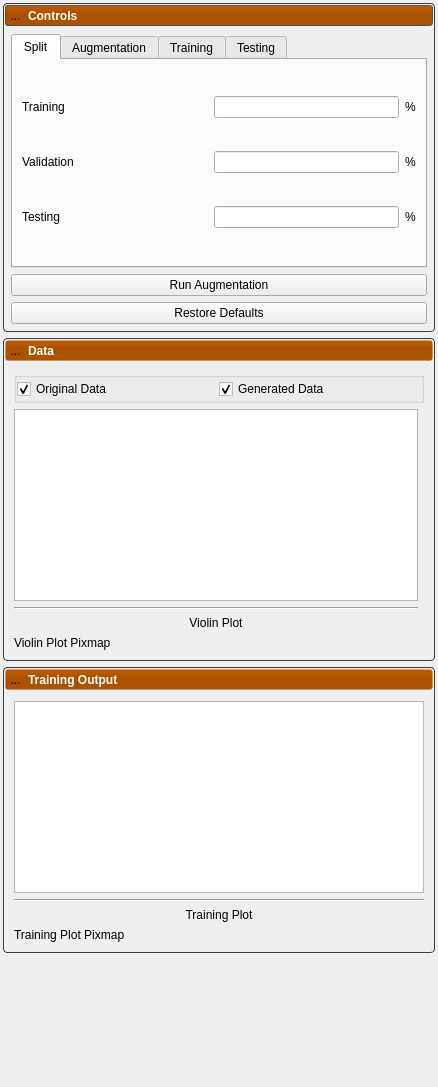
The window that Studio/src/DeepSSM/DeepSSMTool.ui (SCIInstitute/ShapeWorks) describes before a commit, drawn with Qt 5.
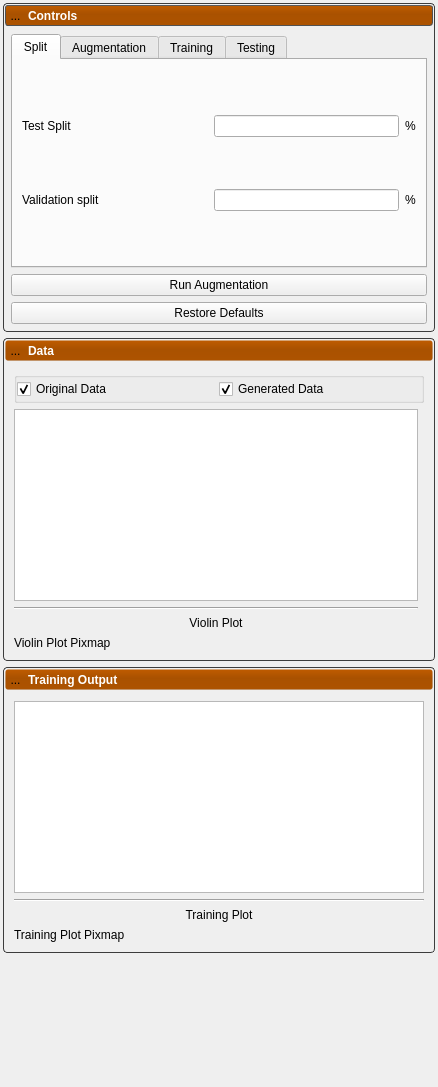
The same window after the commit. Icons and pictures are not drawn.

Commit message: Support train/val/test splits in studio.

Diff of the .ui file:
```diff
--- a/Studio/src/DeepSSM/DeepSSMTool.ui
+++ b/Studio/src/DeepSSM/DeepSSMTool.ui
@@ -330,45 +330,6 @@
                 <string>Split</string>
                </attribute>
                <layout class="QGridLayout" name="gridLayout_6">
-                <item row="1" column="1">
-                 <widget class="QLineEdit" name="validation_split">
-                  <property name="sizePolicy">
-                   <sizepolicy hsizetype="Expanding" vsizetype="Fixed">
-                    <horstretch>0</horstretch>
-                    <verstretch>0</verstretch>
-                   </sizepolicy>
-                  </property>
-                  <property name="alignment">
-                   <set>Qt::AlignCenter</set>
-                  </property>
-                 </widget>
-                </item>
-                <item row="2" column="0">
-                 <widget class="QLabel" name="label_13">
-                  <property name="sizePolicy">
-                   <sizepolicy hsizetype="Expanding" vsizetype="Preferred">
-                    <horstretch>0</horstretch>
-                    <verstretch>0</verstretch>
-                   </sizepolicy>
-                  </property>
-                  <property name="text">
-                   <string>Testing</string>
-                  </property>
-                 </widget>
-                </item>
-                <item row="0" column="1">
-                 <widget class="QLineEdit" name="training_split">
-                  <property name="sizePolicy">
-                   <sizepolicy hsizetype="Expanding" vsizetype="Fixed">
-                    <horstretch>0</horstretch>
-                    <verstretch>0</verstretch>
-                   </sizepolicy>
-                  </property>
-                  <property name="alignment">
-                   <set>Qt::AlignCenter</set>
-                  </property>
-                 </widget>
-                </item>
                 <item row="1" column="0">
                  <widget class="QLabel" name="label_12">
                   <property name="sizePolicy">
@@ -378,33 +339,7 @@
                    </sizepolicy>
                   </property>
                   <property name="text">
-                   <string>Validation</string>
-                  </property>
-                 </widget>
-                </item>
-                <item row="0" column="0">
-                 <widget class="QLabel" name="label_11">
-                  <property name="sizePolicy">
-                   <sizepolicy hsizetype="Expanding" vsizetype="Preferred">
-                    <horstretch>0</horstretch>
-                    <verstretch>0</verstretch>
-                   </sizepolicy>
-                  </property>
-                  <property name="text">
-                   <string>Training</string>
-                  </property>
-                 </widget>
-                </item>
-                <item row="2" column="1">
-                 <widget class="QLineEdit" name="testing_split">
-                  <property name="sizePolicy">
-                   <sizepolicy hsizetype="Expanding" vsizetype="Fixed">
-                    <horstretch>0</horstretch>
-                    <verstretch>0</verstretch>
-                   </sizepolicy>
-                  </property>
-                  <property name="alignment">
-                   <set>Qt::AlignCenter</set>
+                   <string>Validation split</string>
                   </property>
                  </widget>
                 </item>
@@ -415,6 +350,19 @@
                   </property>
                  </widget>
                 </item>
+                <item row="0" column="0">
+                 <widget class="QLabel" name="label_11">
+                  <property name="sizePolicy">
+                   <sizepolicy hsizetype="Expanding" vsizetype="Preferred">
+                    <horstretch>0</horstretch>
+                    <verstretch>0</verstretch>
+                   </sizepolicy>
+                  </property>
+                  <property name="text">
+                   <string>Test Split</string>
+                  </property>
+                 </widget>
+                </item>
                 <item row="1" column="2">
                  <widget class="QLabel" name="label_15">
                   <property name="text">
@@ -422,10 +370,29 @@
                   </property>
                  </widget>
                 </item>
-                <item row="2" column="2">
-                 <widget class="QLabel" name="label_16">
-                  <property name="text">
-                   <string>%</string>
+                <item row="0" column="1">
+                 <widget class="QLineEdit" name="testing_split">
+                  <property name="sizePolicy">
+                   <sizepolicy hsizetype="Expanding" vsizetype="Fixed">
+                    <horstretch>0</horstretch>
+                    <verstretch>0</verstretch>
+                   </sizepolicy>
+                  </property>
+                  <property name="alignment">
+                   <set>Qt::AlignCenter</set>
+                  </property>
+                 </widget>
+                </item>
+                <item row="1" column="1">
+                 <widget class="QLineEdit" name="validation_split">
+                  <property name="sizePolicy">
+                   <sizepolicy hsizetype="Expanding" vsizetype="Fixed">
+                    <horstretch>0</horstretch>
+                    <verstretch>0</verstretch>
+                   </sizepolicy>
+                  </property>
+                  <property name="alignment">
+                   <set>Qt::AlignCenter</set>
                   </property>
                  </widget>
                 </item>
```
Left out of the diff: 3 changed lines with no effect on the pictures. The commit also changes 5 other files.
